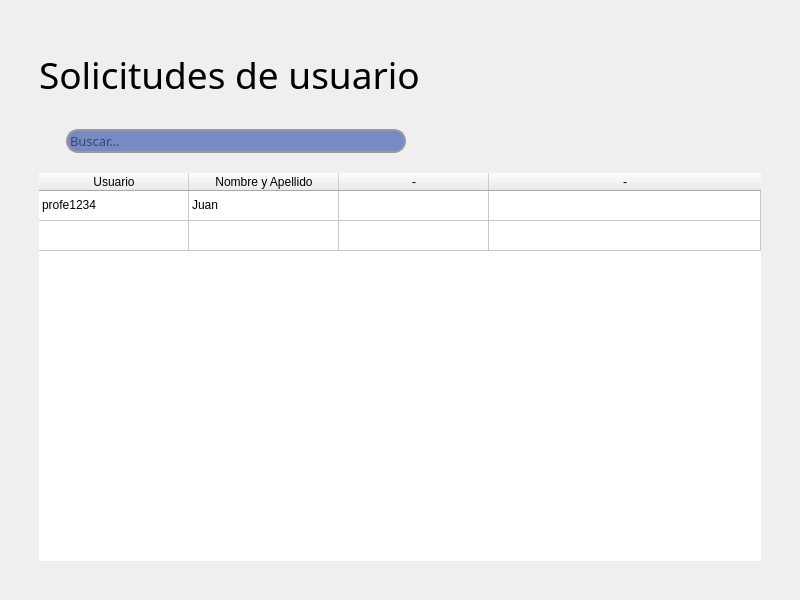
Above: blustock/UIs/Gestion_solicitudes.ui from MaxAPBusiness/Blustock before the change. Below: the same form after it.
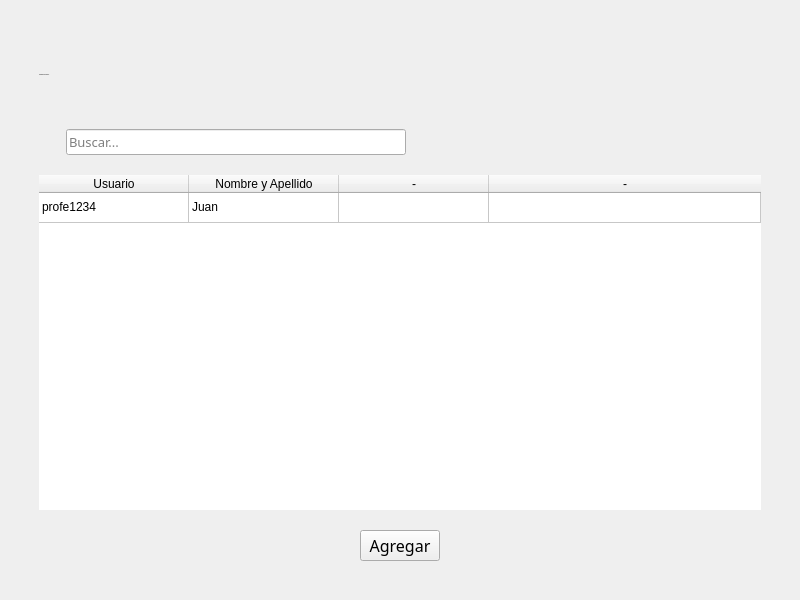
That is the form after the change. Icons and pictures are not drawn.

What changed in the file:
```diff
--- a/blustock/UIs/Gestion_solicitudes.ui
+++ b/blustock/UIs/Gestion_solicitudes.ui
@@ -13,6 +13,123 @@
   <property name="windowTitle">
    <string>MainWindow</string>
   </property>
+  <property name="styleSheet">
+   <string notr="true">@import url('https://fonts.googleapis.com/css2?family=Oswald:wght@200;400;700&amp;display=swap');
+
+*{
+    font-family: 'Raleway-blod';
+    font-weight: 400;
+}
+
+QMenuBar{
+
+    background-color: #293045;
+    padding: 0;    
+    text-transform: capitalize;
+    font-size: 14px;
+    color:white;
+    display: flex;
+    flex-direction: column;
+
+}
+
+QMenuBar:item{
+    padding: 17px;
+    border-radius: 10px;
+
+}
+
+QMenuBar:item:selected{
+    background-color: #768AC5;
+    color:black;
+    border-radius: 5px;
+    margin: 10px;
+    
+    
+
+}
+
+QMenu{
+    background-color: #293045;
+
+    color: white;
+}
+
+QMenu:item{
+    padding: 5px;
+    border-radius: 5px;
+}
+
+QMenu:item:selected{
+    background-color: #768AC5;
+    color:white;
+
+}
+Qmenu#icon{
+   icon:size 40px; 
+    
+}
+
+
+QRadioButton:indicator{
+    border-style: solid;
+    border-color:  #293045;
+    border-radius: 6%;
+    border-width:  2px;
+    background-color: #BABFCE;
+}
+QRadioButton::indicator:checked{
+    background-color: #768AC5;
+}
+
+#label{
+    font-size: 20px;
+}
+
+QLineEdit{
+    border-radius: 5px;
+    background-color: #BABFCE;
+    
+}
+
+#title{
+    width: 100px;
+    height: 200px;
+}
+
+
+
+QPushButton{
+    border-color:#293045;
+    border-style: solid;
+    border-width: 1px;
+    border-radius: 5px;
+    background-color: #BABFCE;
+    color:#293045;
+
+}
+QPushButton:hover{
+    background-color:#768AC5;
+    color:aliceblue;
+}
+QPushButton:pressed {
+    background-color: #293045;
+
+}
+
+#pushButton_5{
+    padding: 10px;
+    background-color: #768AC5;
+    border-radius: 15%;
+}
+
+#pushButton_2,#pushButton_3,#pushButton_4{
+    width: 65px;
+    height: 30px;
+}
+
+</string>
+  </property>
   <widget class="QWidget" name="centralwidget">
    <layout class="QGridLayout" name="gridLayout_2">
     <item row="0" column="0">
@@ -48,8 +165,9 @@
         </property>
         <property name="font">
          <font>
-          <family>Alata</family>
-          <pointsize>28</pointsize>
+          <family>Raleway-blod</family>
+          <pointsize>-1</pointsize>
+          <bold>false</bold>
          </font>
         </property>
         <property name="text">
@@ -91,14 +209,13 @@
           </property>
           <property name="font">
            <font>
-            <family>Alata</family>
+            <family>Raleway-blod</family>
             <pointsize>10</pointsize>
+            <bold>false</bold>
            </font>
           </property>
           <property name="styleSheet">
-           <string notr="true">background-color: #768ac5;
-border-radius: 12px;
-border: 2px solid rgb(154, 154, 154);</string>
+           <string notr="true"/>
           </property>
           <property name="placeholderText">
            <string>Buscar...</string>
@@ -163,11 +280,6 @@
           <string/>
          </property>
         </row>
-        <row>
-         <property name="text">
-          <string/>
-         </property>
-        </row>
         <column>
          <property name="text">
           <string>Usuario</string>
@@ -205,6 +317,56 @@
         </item>
        </widget>
       </item>
+      <item>
+       <layout class="QHBoxLayout" name="horizontalLayout">
+        <item>
+         <spacer name="horizontalSpacer">
+          <property name="orientation">
+           <enum>Qt::Horizontal</enum>
+          </property>
+          <property name="sizeHint" stdset="0">
+           <size>
+            <width>40</width>
+            <height>20</height>
+           </size>
+          </property>
+         </spacer>
+        </item>
+        <item>
+         <widget class="QPushButton" name="pushButton_2">
+          <property name="sizePolicy">
+           <sizepolicy hsizetype="Minimum" vsizetype="Fixed">
+            <horstretch>0</horstretch>
+            <verstretch>0</verstretch>
+           </sizepolicy>
+          </property>
+          <property name="font">
+           <font>
+            <family>Raleway-blod</family>
+            <pointsize>12</pointsize>
+            <bold>false</bold>
+           </font>
+          </property>
+          <property name="text">
+           <string>Agregar</string>
+          </property>
+         </widget>
+        </item>
+        <item>
+         <spacer name="horizontalSpacer_3">
+          <property name="orientation">
+           <enum>Qt::Horizontal</enum>
+          </property>
+          <property name="sizeHint" stdset="0">
+           <size>
+            <width>40</width>
+            <height>20</height>
+           </size>
+          </property>
+         </spacer>
+        </item>
+       </layout>
+      </item>
      </layout>
     </item>
    </layout>
```
